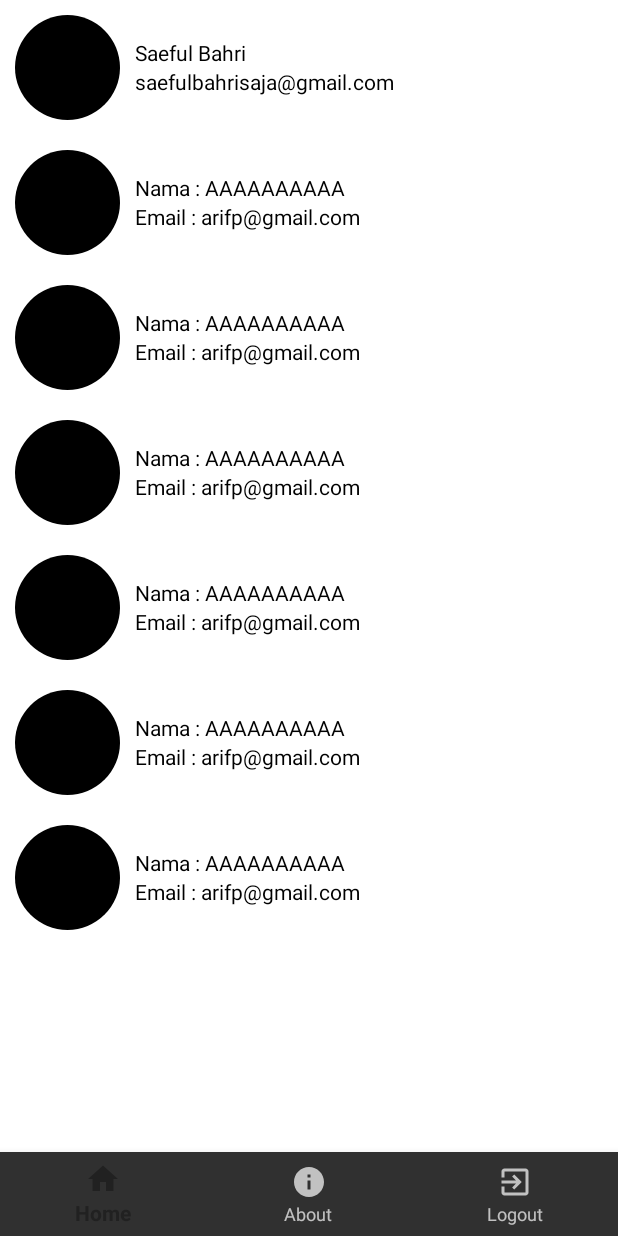
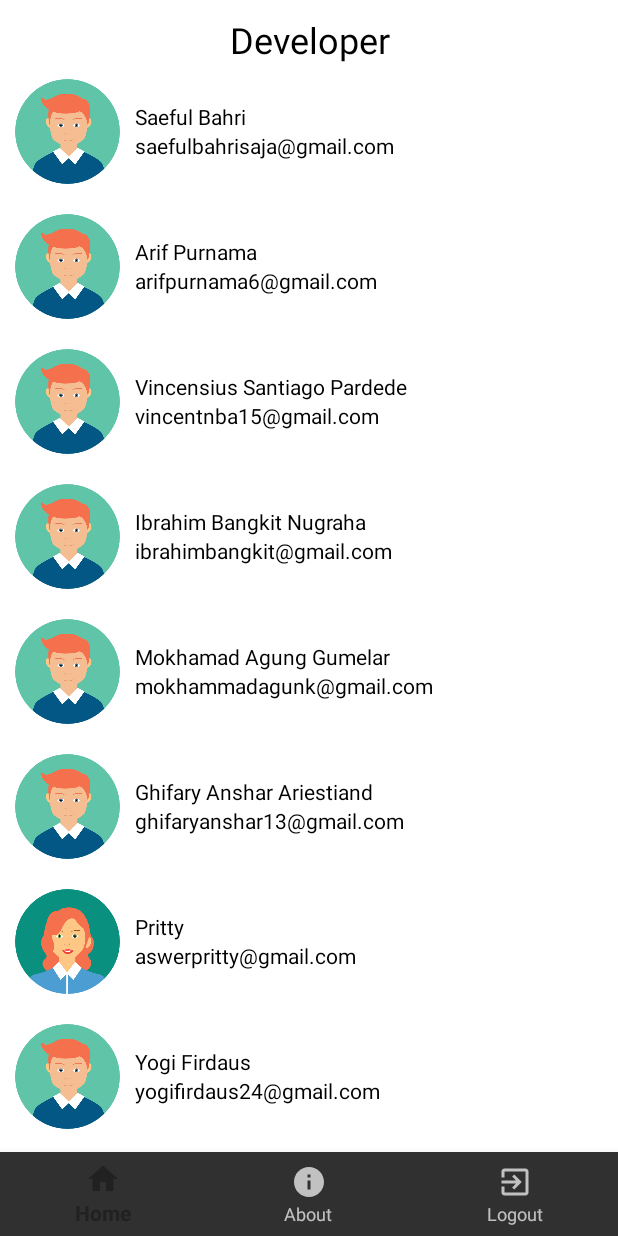
Before and after one commit to arifpurnama/simaling, an Android app: the fragment AboutFragment placed in its activity, on a phone screen of 412 x 824 dp. Run offline under Robolectric (Android 15) with nearby library versions, the phone set to English and light mode, and no system bars; our stand-ins replace CircleImageView; pictures from the network do not load.

Commit message:
Update About with Email and Avatar Photo

```diff
--- a/app/src/main/res/layout/fragment_about.xml
+++ b/app/src/main/res/layout/fragment_about.xml
@@ -1,5 +1,6 @@
 <?xml version="1.0" encoding="utf-8"?>
 <FrameLayout xmlns:android="http://schemas.android.com/apk/res/android"
+    xmlns:app="http://schemas.android.com/apk/res-auto"
     xmlns:tools="http://schemas.android.com/tools"
     android:layout_width="match_parent"
     android:layout_height="match_parent"
@@ -21,6 +22,15 @@
                 android:layout_height="wrap_content"
                 android:orientation="vertical">
 
+                <TextView
+                    android:layout_width="match_parent"
+                    android:layout_height="wrap_content"
+                    android:text="Developer"
+                    android:textSize="24dp"
+                    android:textColor="@color/colorBlack"
+                    android:textAlignment="center"
+                    android:layout_marginTop="10dp"/>
+
                 <LinearLayout
                     android:layout_width="match_parent"
                     android:layout_height="wrap_content"
@@ -30,7 +40,7 @@
                     <de.hdodenhof.circleimageview.CircleImageView
                         android:layout_width="70dp"
                         android:layout_height="70dp"
-                        android:src="@color/colorBlack"/>
+                        android:src="@drawable/man"/>
 
                     <LinearLayout
                         android:layout_width="match_parent"
@@ -63,7 +73,7 @@
                     <de.hdodenhof.circleimageview.CircleImageView
                         android:layout_width="70dp"
                         android:layout_height="70dp"
-                        android:src="@color/colorBlack"/>
+                        android:src="@drawable/man"/>
 
                     <LinearLayout
                         android:layout_width="match_parent"
@@ -75,13 +85,13 @@
                         <TextView
                             android:layout_width="match_parent"
                             android:layout_height="wrap_content"
-                            android:text="Nama : AAAAAAAAAA"
+                            android:text="Arif Purnama"
                             android:textColor="@color/colorBlack"/>
 
                         <TextView
                             android:layout_width="match_parent"
                             android:layout_height="wrap_content"
-                            android:text="Email : arifp@gmail.com"
+                            android:text="arifpurnama6@gmail.com"
                             android:textColor="@color/colorBlack"/>
 
                     </LinearLayout>
@@ -96,7 +106,7 @@
                     <de.hdodenhof.circleimageview.CircleImageView
                         android:layout_width="70dp"
                         android:layout_height="70dp"
-                        android:src="@color/colorBlack"/>
+                        android:src="@drawable/man"/>
 
                     <LinearLayout
                         android:layout_width="match_parent"
@@ -108,13 +118,13 @@
                         <TextView
                             android:layout_width="match_parent"
                             android:layout_height="wrap_content"
-                            android:text="Nama : AAAAAAAAAA"
+                            android:text="Vincensius Santiago Pardede"
                             android:textColor="@color/colorBlack"/>
 
                         <TextView
                             android:layout_width="match_parent"
                             android:layout_height="wrap_content"
-                            android:text="Email : arifp@gmail.com"
+                            android:text="vincentnba15@gmail.com"
                             android:textColor="@color/colorBlack"/>
 
                     </LinearLayout>
@@ -129,7 +139,7 @@
                     <de.hdodenhof.circleimageview.CircleImageView
                         android:layout_width="70dp"
                         android:layout_height="70dp"
-                        android:src="@color/colorBlack"/>
+                        android:src="@drawable/man"/>
 
                     <LinearLayout
                         android:layout_width="match_parent"
@@ -141,13 +151,13 @@
                         <TextView
                             android:layout_width="match_parent"
                             android:layout_height="wrap_content"
-                            android:text="Nama : AAAAAAAAAA"
+                            android:text="Ibrahim Bangkit Nugraha"
                             android:textColor="@color/colorBlack"/>
 
                         <TextView
                             android:layout_width="match_parent"
                             android:layout_height="wrap_content"
-                            android:text="Email : arifp@gmail.com"
+                            android:text="ibrahimbangkit@gmail.com"
                             android:textColor="@color/colorBlack"/>
 
                     </LinearLayout>
@@ -162,7 +172,7 @@
                 <de.hdodenhof.circleimageview.CircleImageView
                     android:layout_width="70dp"
                     android:layout_height="70dp"
-                    android:src="@color/colorBlack"/>
+                    android:src="@drawable/man"/>
 
                 <LinearLayout
                     android:layout_width="match_parent"
@@ -174,13 +184,13 @@
                     <TextView
                         android:layout_width="match_parent"
                         android:layout_height="wrap_content"
-                        android:text="Nama : AAAAAAAAAA"
+                        android:text="Mokhamad Agung Gumelar"
                         android:textColor="@color/colorBlack"/>
 
                     <TextView
                         android:layout_width="match_parent"
                         android:layout_height="wrap_content"
-                        android:text="Email : arifp@gmail.com"
+                        android:text="mokhammadagunk@gmail.com"
                         android:textColor="@color/colorBlack"/>
 
                 </LinearLayout>
@@ -195,7 +205,7 @@
                     <de.hdodenhof.circleimageview.CircleImageView
                         android:layout_width="70dp"
                         android:layout_height="70dp"
-                        android:src="@color/colorBlack"/>
+                        android:src="@drawable/man"/>
 
                     <LinearLayout
                         android:layout_width="match_parent"
@@ -207,13 +217,13 @@
                         <TextView
                             android:layout_width="match_parent"
                             android:layout_height="wrap_content"
-                            android:text="Nama : AAAAAAAAAA"
+                            android:text="Ghifary Anshar Ariestiand"
                             android:textColor="@color/colorBlack"/>
 
                         <TextView
                             android:layout_width="match_parent"
                             android:layout_height="wrap_content"
-                            android:text="Email : arifp@gmail.com"
+                            android:text="ghifaryanshar13@gmail.com"
                             android:textColor="@color/colorBlack"/>
 
                     </LinearLayout>
@@ -228,7 +238,7 @@
                     <de.hdodenhof.circleimageview.CircleImageView
                         android:layout_width="70dp"
                         android:layout_height="70dp"
-                        android:src="@color/colorBlack"/>
+                        android:src="@drawable/woman"/>
 
                     <LinearLayout
                         android:layout_width="match_parent"
@@ -240,13 +250,112 @@
                         <TextView
                             android:layout_width="match_parent"
                             android:layout_height="wrap_content"
-                            android:text="Nama : AAAAAAAAAA"
+                            android:text="Pritty"
                             android:textColor="@color/colorBlack"/>
 
                         <TextView
                             android:layout_width="match_parent"
                             android:layout_height="wrap_content"
-                            android:text="Email : arifp@gmail.com"
+                            android:text="aswerpritty@gmail.com"
+                            android:textColor="@color/colorBlack"/>
+
+                    </LinearLayout>
+
+                </LinearLayout>
+                <LinearLayout
+                    android:layout_width="match_parent"
+                    android:layout_height="wrap_content"
+                    android:orientation="horizontal"
+                    android:layout_margin="10dp">
+
+                    <de.hdodenhof.circleimageview.CircleImageView
+                        android:layout_width="70dp"
+                        android:layout_height="70dp"
+                        android:src="@drawable/man"/>
+
+                    <LinearLayout
+                        android:layout_width="match_parent"
+                        android:layout_height="match_parent"
+                        android:orientation="vertical"
+                        android:gravity="center"
+                        android:layout_marginLeft="10dp">
+
+                        <TextView
+                            android:layout_width="match_parent"
+                            android:layout_height="wrap_content"
+                            android:text="Yogi Firdaus"
+                            android:textColor="@color/colorBlack"/>
+
+                        <TextView
+                            android:layout_width="match_parent"
+                            android:layout_height="wrap_content"
+                            android:text="yogifirdaus24@gmail.com"
+                            android:textColor="@color/colorBlack"/>
+
+                    </LinearLayout>
+
+                </LinearLayout>
+                <LinearLayout
+                    android:layout_width="match_parent"
+                    android:layout_height="wrap_content"
+                    android:orientation="horizontal"
+                    android:layout_margin="10dp">
+
+                    <de.hdodenhof.circleimageview.CircleImageView
+                        android:layout_width="70dp"
+                        android:layout_height="70dp"
+                        android:src="@drawable/woman"/>
+
+                    <LinearLayout
+                        android:layout_width="match_parent"
+                        android:layout_height="match_parent"
+                        android:orientation="vertical"
+                        android:gravity="center"
+                        android:layout_marginLeft="10dp">
+
+                        <TextView
+                            android:layout_width="match_parent"
+                            android:layout_height="wrap_content"
+                            android:text="Zulfah Na'imah"
+                            android:textColor="@color/colorBlack"/>
+
+                        <TextView
+                            android:layout_width="match_parent"
+                            android:layout_height="wrap_content"
+                            android:text="zulfafat99@gmail.com"
+                            android:textColor="@color/colorBlack"/>
+
+                    </LinearLayout>
+
+                </LinearLayout>
+                <LinearLayout
+                    android:layout_width="match_parent"
+                    android:layout_height="wrap_content"
+                    android:orientation="horizontal"
+                    android:layout_margin="10dp">
+
+                    <de.hdodenhof.circleimageview.CircleImageView
+                        android:layout_width="70dp"
+                        android:layout_height="70dp"
+                        android:src="@drawable/woman"/>
+
+                    <LinearLayout
+                        android:layout_width="match_parent"
+                        android:layout_height="match_parent"
+                        android:orientation="vertical"
+                        android:gravity="center"
+                        android:layout_marginLeft="10dp">
+
+                        <TextView
+                            android:layout_width="match_parent"
+                            android:layout_height="wrap_content"
+                            android:text="Aira Elzahra"
+                            android:textColor="@color/colorBlack"/>
+
+                        <TextView
+                            android:layout_width="match_parent"
+                            android:layout_height="wrap_content"
+                            android:text="amidahsiti66@gmail.com"
                             android:textColor="@color/colorBlack"/>
 
                     </LinearLayout>
```
Also changed, not shown: app/src/main/res/drawable/man.png (added), app/src/main/res/drawable/woman.png (added).
